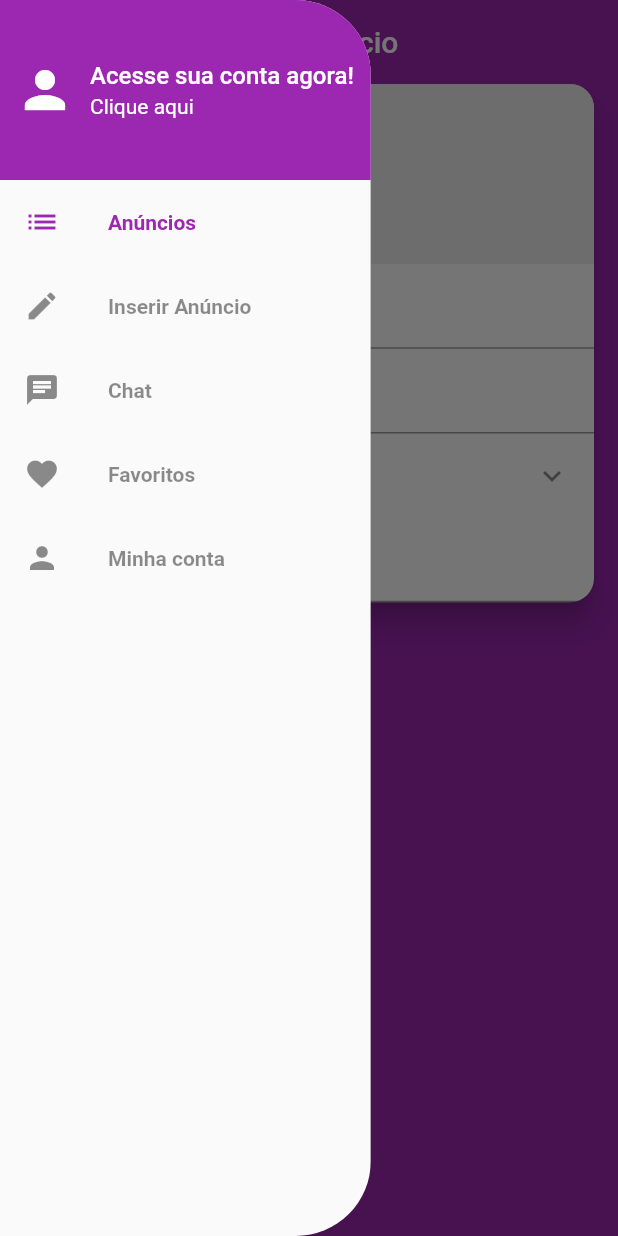
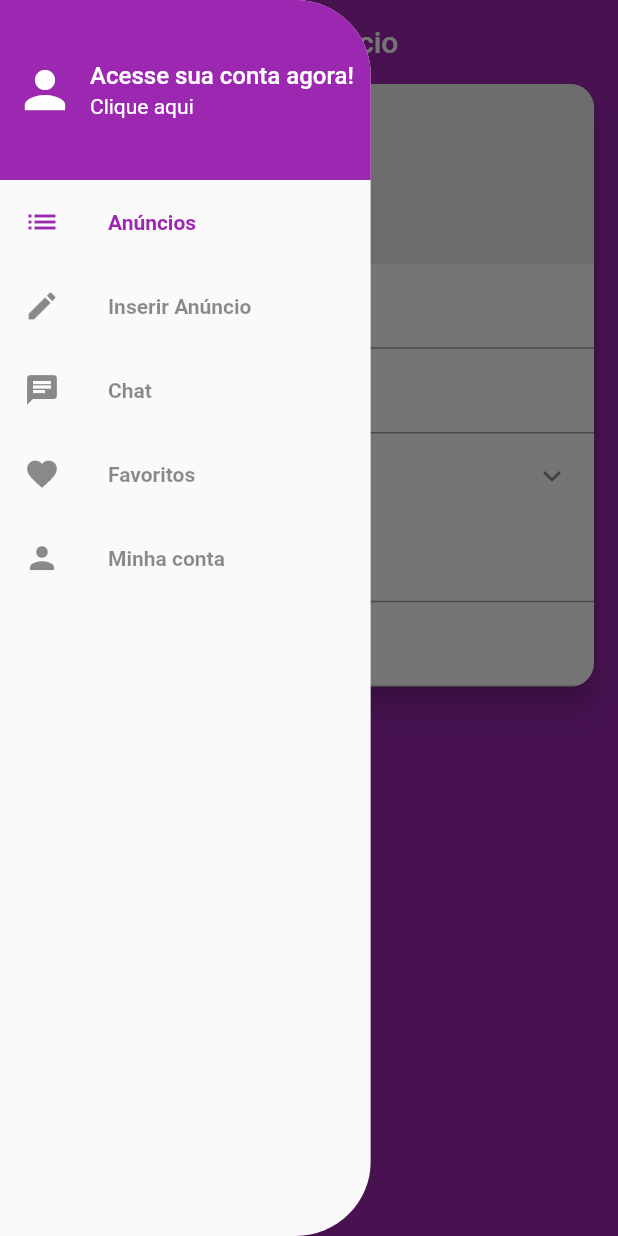
Before and after one commit to Valdeir-Nascimento/olx_mobx, a Flutter app: the CreatePage screen opened directly, in the side drawer, after a tap on "Inserir Anúncio", on a phone screen of 412 x 824 dp. Run offline on Flutter 3.47's test engine with Material 2 defaults, Android fonts, the phone set to English and light mode, and no system bars; our stand-ins replace brasil_fields, dio, flutter_mobx, get_it, image_cropper, image_picker and 3 more; accounts and stored records are empty; generated files the repository leaves out were written again; network calls fail; statements that could not run were skipped.

Commit message:
Exibindo o endereço no campo de cep.

```diff
--- /dev/null
+++ b/lib/controllers/cep_controller.dart
@@ -0,0 +1,59 @@
+import 'package:mobx/mobx.dart';
+import 'package:olxmobx/models/endereco_model.dart';
+import 'package:olxmobx/repositories/cep_repository.dart';
+part 'cep_controller.g.dart';
+
+class CepController = _CepControllerBase with _$CepController;
+
+abstract class _CepControllerBase with Store {
+
+  _CepControllerBase() {
+    autorun((_) {
+      if(clearCep.length != 8) {
+        _reset();
+      } else {
+        _buscarCep();
+      }
+    });
+  }
+
+  @observable
+  String cep = "";
+
+  @observable
+  EnderecoModel endereco;
+
+  @observable
+  String error;
+
+  @observable
+  bool loading = false;
+
+  @action
+  void setCep(String value) => cep = value;
+
+  @computed
+  String get clearCep => cep.replaceAll(RegExp("[^0-9]"), "");
+
+  @action
+  Future<void> _buscarCep() async {
+    loading = true;
+    try {
+      endereco = await CepRepository().getCep(clearCep);
+      error = null;
+    }catch (e) {
+      error = e;
+      endereco = null;
+    }
+    loading = false;
+
+  }
+
+  @action
+  _reset() {
+    endereco = null;
+    error = null;
+  }
+
+
+}
--- /dev/null
+++ b/lib/pages/create/componentes/cep_field.dart
@@ -0,0 +1,67 @@
+import 'package:brasil_fields/brasil_fields.dart';
+import 'package:flutter/material.dart';
+import 'package:flutter/services.dart';
+import 'package:flutter_mobx/flutter_mobx.dart';
+import 'package:olxmobx/controllers/cep_controller.dart';
+
+class CepField extends StatelessWidget {
+  final CepController cepController = CepController();
+
+  @override
+  Widget build(BuildContext context) {
+    return Column(
+      crossAxisAlignment: CrossAxisAlignment.stretch,
+      children: [
+        TextFormField(
+          onChanged: cepController.setCep,
+          keyboardType: TextInputType.number,
+          inputFormatters: [
+            FilteringTextInputFormatter.digitsOnly,
+            CepInputFormatter()
+          ],
+          decoration: InputDecoration(
+            labelText: "CEP *",
+            labelStyle: TextStyle(
+              fontWeight: FontWeight.w800,
+              color: Colors.grey,
+              fontSize: 18,
+            ),
+            contentPadding: const EdgeInsets.fromLTRB(16, 10, 12, 10),
+          ),
+        ),
+        Observer(builder: (_) {
+          if(cepController.endereco == null && cepController.error == null && !cepController.loading) {
+            return Container();
+          } else if(cepController.endereco == null && cepController.error == null) {
+            return LinearProgressIndicator(
+              valueColor: AlwaysStoppedAnimation(Colors.purple),
+              backgroundColor: Colors.transparent,
+            );
+          } else if(cepController.error != null) {
+            return Container(
+              color: Colors.red.withAlpha(100),
+              height: 50,
+              alignment: Alignment.center,
+              padding: const EdgeInsets.all(8),
+              child: Text(
+                cepController.error,
+                style: TextStyle(fontWeight: FontWeight.w600, color: Colors.red),
+              ),
+            );
+          } else {
+            final endereco = cepController.endereco;
+            return Container(
+              color: Colors.purple.withAlpha(150),
+              height: 50,
+              alignment: Alignment.center,
+              child: Text("Localização: ${endereco.bairro}, ${endereco.cidade.nome} - ${endereco.estado.sigla}",
+               style: TextStyle(fontWeight: FontWeight.w600, color: Colors.white),
+               textAlign: TextAlign.center
+              ),
+            );
+          }
+        }),
+      ],
+    );
+  }
+}
--- a/lib/pages/create/create_page.dart
+++ b/lib/pages/create/create_page.dart
@@ -4,6 +4,7 @@ import 'package:flutter/services.dart';
 import 'package:olxmobx/components/custom_drawer/custom_drawer.dart';
 import 'package:olxmobx/controllers/create_controller.dart';
 import 'package:olxmobx/pages/create/componentes/category_field.dart';
+import 'package:olxmobx/pages/create/componentes/cep_field.dart';
 import 'package:olxmobx/pages/create/componentes/images_field.dart';
 
 
@@ -48,6 +49,7 @@ class CreatePage extends StatelessWidget {
               maxLines: null,
             ),
             CategoryField(createController),
+            CepField(),
             TextFormField(
               keyboardType: TextInputType.number,
               decoration: InputDecoration(
--- /dev/null
+++ b/lib/repositories/cep_repository.dart
@@ -0,0 +1,45 @@
+import 'package:dio/dio.dart';
+import 'package:olxmobx/models/cidade_model.dart';
+import 'package:olxmobx/models/endereco_model.dart';
+import 'package:olxmobx/repositories/ibge_repository.dart';
+
+class CepRepository {
+  Future<EnderecoModel> getCep(String cep) async {
+    if (cep == null || cep.isEmpty) {
+      return Future.error("CEP Inválido.");
+    }
+
+    final cleanCep = cep.replaceAll(RegExp("[^0-9]"), "");
+    if(cleanCep.length != 8) {
+      return Future.error("CEP Inválido.");
+    }
+
+    final endPoint = "https://viacep.com.br/ws/$cleanCep/json/";
+
+
+    try {
+
+      final response = await Dio().get<Map>(endPoint);
+      // print("RESPONSE ${response.data}");
+      if(response.data.containsKey('erro') && response.data['erro']){
+        return Future.error("CEP Inválido.");
+      }
+
+      final estados = await IBGERepository().getEstados();
+      // print("Estados $estados");
+      // print("RESPONSE 2 ${estados.firstWhere((estado) => estado.sigla == response.data['uf'])}");
+
+      return EnderecoModel(
+        cep: response.data['cep'],
+        bairro: response.data['bairro'],
+        cidade: CidadeModel(nome: response.data['localidade']),
+        estado: estados.firstWhere((estado) => estado.sigla == response.data['uf']),
+      );
+    } catch (e) {
+      Future.error("Falha ao buscar CEP.");
+
+    }
+
+
+  }
+}
```
Also changed, not shown: lib/main.dart (+1 -39 lines), lib/models/endereco_model.dart (added, +25 -0 lines), lib/models/estado_model.dart (+5 -5 lines), lib/controllers/cep_controller.g.dart (added).
